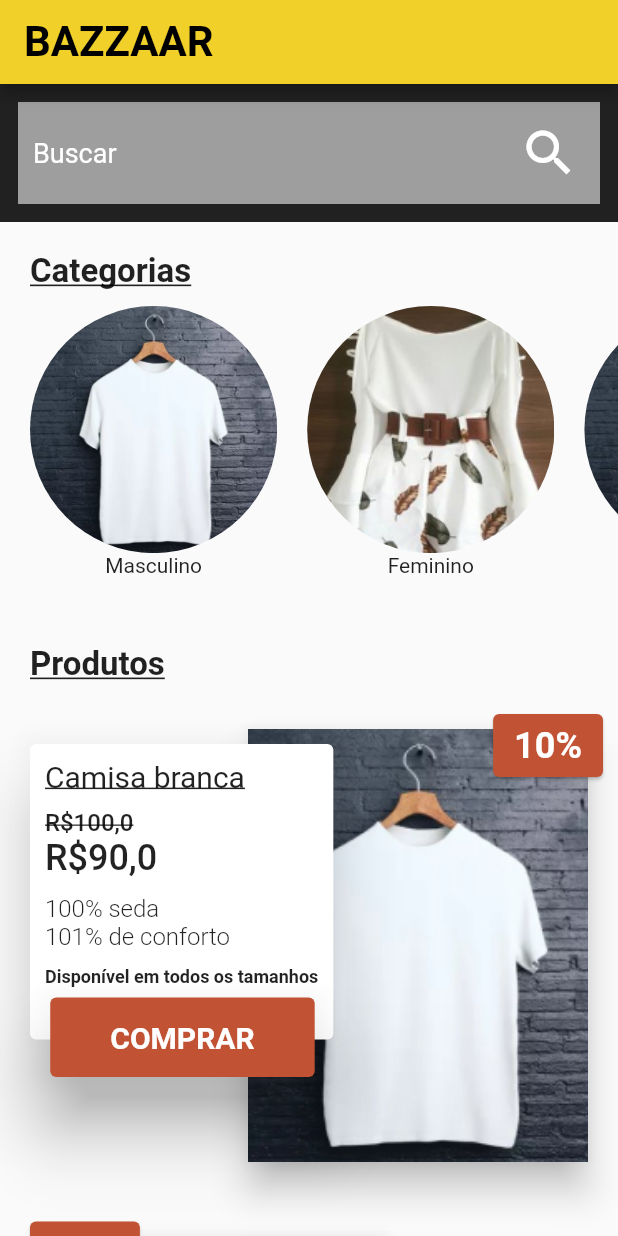
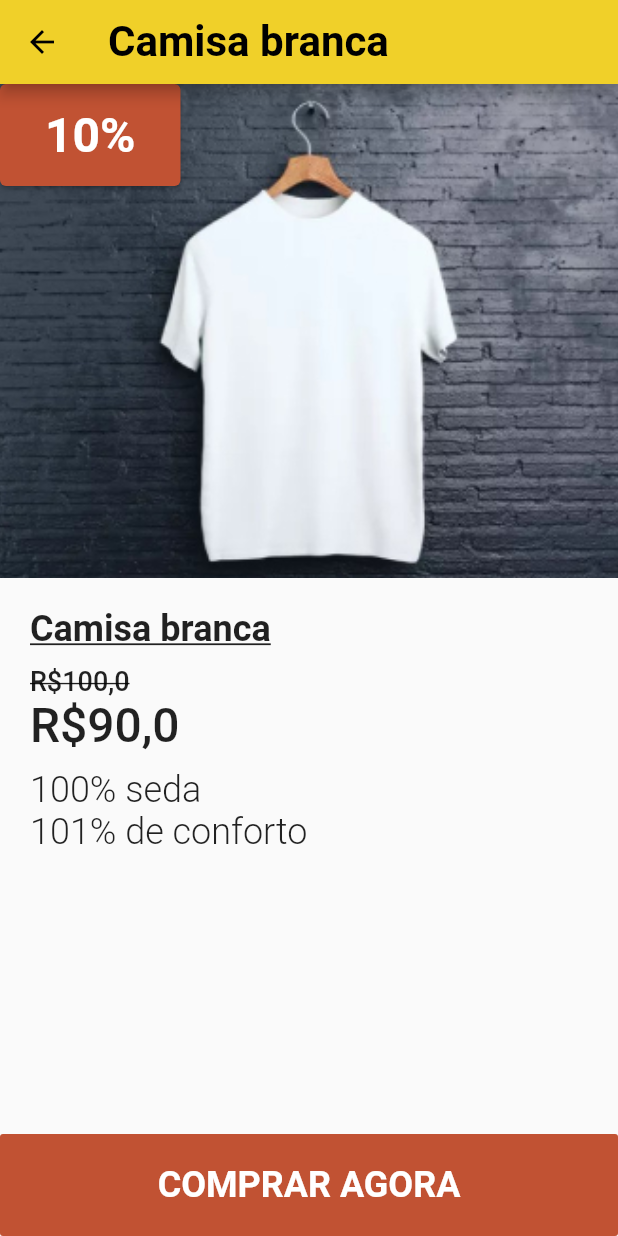
Before and after one commit to Luisz576/LojaVirtualBAZZAAR_flutter, a Flutter app: the screen it shows after launch, after a tap on "COMPRAR", on a phone screen of 412 x 824 dp. Run offline on Flutter 3.47's test engine with Material 2 defaults, Android fonts, the phone set to English and light mode, and no system bars.

Commit message:
Finalização HomeScreen/CartoesScreen/ProdutoScreen
# Finalização da HomeScreen
# Finalização do CartoesScreen
# Finalização do ProdutoScreen
# Implementação de animações

```diff
--- a/Bazzaar/lib/main.dart
+++ b/Bazzaar/lib/main.dart
@@ -1,3 +1,5 @@
+import 'package:Bazzaar/screens/cartoes/cartoes_screen.dart';
+import 'package:Bazzaar/screens/sobre/sobre_screen.dart';
 import 'package:flutter/material.dart';
 import 'package:Bazzaar/screens/home/home_screen.dart';
 
@@ -5,13 +7,70 @@ void main(){
   runApp(MyApp());
 }
 
-class MyApp extends StatelessWidget {
+class MyApp extends StatefulWidget {
+  @override
+  _MyAppState createState() => _MyAppState();
+}
+
+class _MyAppState extends State<MyApp> {
+
+  final List<Widget> _screens = [
+    HomeScreen(),
+    SobreScreen(),
+    CartoesScreen()
+  ];
+
+  int _index = 0;
+
+  void onTabTapped(int index) {
+    setState(() {
+      _index = index;
+    });
+  }
+
+  Widget _bottomNavigatorBar(){
+    return BottomNavigationBar(
+      currentIndex: _index,
+      backgroundColor: Color.fromRGBO(240, 208, 41, 1.0),
+      onTap: onTabTapped,
+      unselectedFontSize: 0,
+      selectedFontSize: 0,
+      items: [
+        BottomNavigationBarItem(
+          icon: Icon(Icons.home, color: _index == 0 ? Colors.black : Colors.black54, size: 35,),
+          label: "",
+        ),
+        BottomNavigationBarItem(
+          icon: Icon(Icons.store, color: _index == 1 ? Colors.black : Colors.black54, size: 35,),
+          label: ""
+        ),
+        BottomNavigationBarItem(
+          icon: Icon(Icons.credit_card, color: _index == 2 ? Colors.black : Colors.black54, size: 35,),
+          label: ""
+        ),
+      ],
+    );
+  }
+
   @override
   Widget build(BuildContext context) {
     return MaterialApp(
       title: "BAZZAAR",
       debugShowCheckedModeBanner: false,
-      home: HomeScreen(),
+      home: Scaffold(
+        appBar: AppBar(
+          title: Text("BAZZAAR",
+            style: TextStyle(
+              color: Colors.black,
+              fontWeight: FontWeight.w700,
+              fontSize: 28,
+            ),
+          ),
+          backgroundColor: Color.fromRGBO(240, 208, 41, 1.0),
+        ),
+        bottomNavigationBar: _bottomNavigatorBar(),
+        body: _screens[_index],
+      ),
     );
   }
 }
--- a/Bazzaar/lib/screens/busca/busca_screen.dart
+++ b/Bazzaar/lib/screens/busca/busca_screen.dart
@@ -1,4 +1,3 @@
-import 'package:Bazzaar/models/category.dart';
 import 'package:Bazzaar/models/produto.dart';
 import 'package:Bazzaar/services/database.dart';
 import 'package:Bazzaar/utils/animationBuilderProdutos.dart';
--- /dev/null
+++ b/Bazzaar/lib/screens/cartoes/cartoes_screen.dart
@@ -0,0 +1,27 @@
+import 'package:flutter/material.dart';
+
+class CartoesScreen extends StatelessWidget {
+  @override
+  Widget build(BuildContext context) {
+    final Size screenSize = MediaQuery.of(context).size;
+    return Column(
+      crossAxisAlignment: CrossAxisAlignment.start,
+      children: [
+        Image.asset("images/cartoes.png",
+          fit: BoxFit.fitWidth,
+          width: screenSize.width,
+          height: screenSize.height * 0.3,
+        ),
+        Padding(
+          padding: EdgeInsets.only(left: 20),
+          child: Text("*Aceitamos os mais diversos tipos de cartões",
+            style: TextStyle(
+              fontSize: 12,
+              fontWeight: FontWeight.bold,
+            ),
+          ),
+        ),
+      ],
+    );
+  }
+}
--- a/Bazzaar/lib/screens/home/home_screen.dart
+++ b/Bazzaar/lib/screens/home/home_screen.dart
@@ -31,26 +31,12 @@ class _HomeScreenState extends State<HomeScreen>
 
   @override
   Widget build(BuildContext context) {
-    return Scaffold(
-      appBar: AppBar(
-        title: Text("BAZZAAR",
-          style: TextStyle(
-            color: Colors.black,
-            fontWeight: FontWeight.w700,
-            fontSize: 28,
-          ),
-        ),
-        backgroundColor: Color.fromRGBO(240, 208, 41, 1.0),
-      ),
-      body: Container(
-        child: ListView(
-          children: [
-            SearchCamp(),
-            CategoryView(_animationController),
-            ProductsView(),
-          ],
-        ),
-      ),
+    return ListView(
+      children: [
+        SearchCamp(),
+        CategoryView(_animationController),
+        ProductsView(),
+      ],
     );
   }
 
--- a/Bazzaar/lib/screens/home/widgets/button_comprar.dart
+++ b/Bazzaar/lib/screens/home/widgets/button_comprar.dart
@@ -1,13 +1,20 @@
+import 'package:Bazzaar/models/produto.dart';
+import 'package:Bazzaar/screens/produto/produto_screen.dart';
 import 'package:flutter/material.dart';
 
 class ButtonComprar extends StatelessWidget{
+
+  final Produto produto;
+
+  ButtonComprar({@required this.produto});
 
   @override
   Widget build(BuildContext context) {
     return FlatButton(
       onPressed: (){
-        //TODO: OPEN PAGE
-        print("Comprar");
+        Navigator.push(context, MaterialPageRoute(
+          builder: (context) => ProdutoScreen(produto: produto),
+        ));
       },
       padding: EdgeInsets.zero,
       child: Card(
--- a/Bazzaar/lib/screens/home/widgets/produto_item.dart
+++ b/Bazzaar/lib/screens/home/widgets/produto_item.dart
@@ -30,6 +30,8 @@ class ProdutoItem extends StatelessWidget {
         children: [
           Align(
             alignment: isRight ? Alignment.topRight : Alignment.topLeft,
+            child: Hero(
+              tag: "produto_item_id_${produto.id}",
               child: Card(
                 elevation: 10,
                 margin: isRight ? EdgeInsets.only(right: 20, top: 10) : EdgeInsets.only(left: 10, top: 10),
@@ -40,6 +42,7 @@ class ProdutoItem extends StatelessWidget {
                 ),
               ),
             ),
+          ),
           produto.off > 0 ?
           Align(
             alignment: isRight ? Alignment.topRight : Alignment.topLeft,
@@ -47,11 +50,11 @@ class ProdutoItem extends StatelessWidget {
               color: Color.fromRGBO(193, 82, 51, 1.0),
               margin: isRight ? EdgeInsets.only(right: 10) : EdgeInsets.zero,
               child: Padding(
-                padding: EdgeInsets.symmetric(horizontal: 14 * animationOpen.value, vertical: 7 * animationOpen.value),
+                padding: EdgeInsets.symmetric(horizontal: 14 * (animationOpen.value > 0.0 ? animationOpen.value : 0.0), vertical: 7 * (animationOpen.value > 0 ? animationOpen.value : 0.0)),
                 child: Text(produto.off.toString() + "%",
                   style: TextStyle(
                     color: Colors.white,
-                    fontSize: 24 * animationOpen.value,
+                    fontSize: animationOpen.value > 0 ? 24 * animationOpen.value : 0.0,
                     fontWeight: FontWeight.bold
                   ),
                 ),
@@ -88,7 +91,7 @@ class ProdutoItem extends StatelessWidget {
                             decoration: TextDecoration.lineThrough,
                           ),
                         )
-                      : Container(),
+                        : SizedBox(),
                         Text("R\$" + produto.getNewPrice().toString().replaceAll('.', ","),
                           style: TextStyle(
                             fontSize: 24,
@@ -119,7 +122,9 @@ class ProdutoItem extends StatelessWidget {
               ),
               Padding(
                 padding: isRight ? EdgeInsets.only(left: 13.5 + (marginLeftOrRightCard * (1 - animationOpen.value))) : EdgeInsets.only(right: 8.5),
-                child: ButtonComprar(),
+                child: ButtonComprar(
+                  produto: produto,
+                ),
               )
             ],
           ),
--- /dev/null
+++ b/Bazzaar/lib/screens/produto/produto_screen.dart
@@ -0,0 +1,186 @@
+import 'package:Bazzaar/models/produto.dart';
+import 'package:flutter/material.dart';
+
+class ProdutoScreen extends StatefulWidget {
+
+  final Produto produto;
+
+  ProdutoScreen({@required this.produto});
+
+  @override
+  _ProdutoScreenState createState() => _ProdutoScreenState(produto);
+}
+
+class _ProdutoScreenState extends State<ProdutoScreen>
+    with SingleTickerProviderStateMixin{
+
+  final Produto produto;
+  AnimationController _controller;
+  Animation<double> animationOpen;
+
+  _ProdutoScreenState(this.produto);
+
+  @override
+  void initState() {
+    super.initState();
+    _controller = AnimationController(
+      vsync: this,
+      duration: Duration(seconds: 1),
+    );
+    animationOpen = CurvedAnimation(parent: _controller, curve: Interval(0.1, 1.0, curve: Curves.elasticInOut));
+    _controller.forward();
+  }
+
+  @override
+  void dispose() {
+    _controller.dispose();
+    super.dispose();
+  }
+
+  Widget _bodyRender(BuildContext context){
+
+    final Size screenSize = MediaQuery.of(context).size;
+
+    return Stack(
+      alignment: Alignment.bottomCenter,
+      children: [
+        ListView(
+          padding: EdgeInsets.zero,
+          children: [
+            Stack(
+              children: [
+                Hero(
+                  tag: "produto_item_id_${produto.id}",
+                  child: Image.asset(produto.imageSource,
+                    fit: BoxFit.cover,
+                    width: screenSize.width,
+                    height: screenSize.height * 0.4,
+                  ),
+                ),
+                produto.off > 0 ? AnimatedBuilder(
+                  animation: animationOpen,
+                  builder: (context, child) {
+                    return Align(
+                      alignment: Alignment.topLeft,
+                      child: Card(
+                        color: Color.fromRGBO(193, 82, 51, 1.0),
+                        margin: EdgeInsets.zero,
+                        child: Padding(
+                          padding: EdgeInsets.symmetric(horizontal: 30 * (animationOpen.value > 0 ? animationOpen.value : 0.0), vertical: 15 * (animationOpen.value > 0 ? animationOpen.value : 0.0)),
+                          child: Text(produto.off.toString() + "%",
+                            style: TextStyle(
+                              color: Colors.white,
+                              fontSize: animationOpen.value > 0 ? 32 * animationOpen.value : 0.0,
+                              fontWeight: FontWeight.bold
+                            ),
+                          ),
+                        ),
+                      ),
+                    );
+                  },
+                ) : Container(),
+              ],
+            ),
+            Padding(
+              padding: EdgeInsets.all(20),
+              child: Column(
+                crossAxisAlignment: CrossAxisAlignment.start,
+                children: [
+                  Text(produto.nome,
+                    style: TextStyle(
+                      fontSize: 24,
+                      decoration: TextDecoration.underline,
+                      fontWeight: FontWeight.w600
+                    ),
+                  ),
+                  SizedBox(height: 10,),
+                  produto.off > 0 ?
+                  Text("R\$" + produto.price.toString().replaceAll('.', ","),
+                    style: TextStyle(
+                      fontSize: 18,
+                      fontWeight: FontWeight.w500,
+                      decoration: TextDecoration.lineThrough,
+                    ),
+                  )
+                  : SizedBox(),
+                  Text("R\$" + produto.getNewPrice().toString().replaceAll('.', ","),
+                    style: TextStyle(
+                      fontSize: 32,
+                      fontWeight: FontWeight.w500,
+                    ),
+                  ),
+                  SizedBox(height: 10,),
+                  Text(produto.descricao,
+                    style: TextStyle(
+                      fontSize: 24,
+                      fontWeight: FontWeight.w300,
+                    ),
+                  ),
+                ],
+              ),
+            ),
+            SizedBox(height: 80,),
+          ],
+        ),
+        _buildButtonComprarAgora(context, screenSize.width)
+      ],
+    );
+  }
+
+  Widget _buildButtonComprarAgora(BuildContext context, double width){
+    return FlatButton(
+      minWidth: width,
+      padding: EdgeInsets.zero,
+      color: Color.fromRGBO(193, 82, 51, 1.0),
+      onPressed: (){
+        showDialog(
+          context: context,
+          builder: (BuildContext context) {
+            return AlertDialog(
+              title: const Text('Nenhum sistema de banco implementado!'),
+              actions: <Widget>[
+                TextButton(
+                  onPressed: () {
+                    Navigator.pop(context);
+                  },
+                  child: const Text('OK'),
+                ),
+              ],
+            );
+          }
+        );
+      },
+      child: AnimatedBuilder(
+        animation: animationOpen,
+        builder: (context, child) => Padding(
+          padding: EdgeInsets.symmetric(vertical: 20 * (animationOpen.value > 0 ? animationOpen.value : 0.0)),
+          child: Text("COMPRAR AGORA",
+            style: TextStyle(
+              color: Colors.white,
+              fontSize: 24 * (animationOpen.value > 0 ? animationOpen.value : 0.0),
+              fontWeight: FontWeight.bold,
+            ),
+          ),
+        ),
+      ),
+    );
+  }
+
+  @override
+  Widget build(BuildContext context) {
+    return Scaffold(
+      appBar: AppBar(
+        title: Text(produto.nome,
+          style: TextStyle(
+            color: Colors.black,
+            fontWeight: FontWeight.w700,
+            fontSize: 28,
+          ),
+        ),
+        iconTheme: IconThemeData(color: Colors.black),
+        backgroundColor: Color.fromRGBO(240, 208, 41, 1.0),
+      ),
+      body: _bodyRender(context),
+    );
+  }
+}
--- /dev/null
+++ b/Bazzaar/lib/screens/sobre/sobre_screen.dart
@@ -0,0 +1,8 @@
+import 'package:flutter/material.dart';
+
+class SobreScreen extends StatelessWidget {
+  @override
+  Widget build(BuildContext context) {
+    return Text("Sobre a loja...");
+  }
+}
--- a/Bazzaar/lib/services/database.dart
+++ b/Bazzaar/lib/services/database.dart
@@ -19,7 +19,7 @@ class Database{
       "categoria": "juv",
       "obs": "Disponível em todos os tamanhos",
       "off": 0,
-      "id": 1,
+      "id": 2,
       "price": 120.0,
       "image_source": "images/roupa-branca.jpg"
     }),
@@ -29,7 +29,7 @@ class Database{
       "categoria": "fem",
       "obs": "Disponível em todos os tamanhos",
       "off": 15,
-      "id": 1,
+      "id": 3,
       "price": 200.0,
       "image_source": "images/roupa-branca-fem.jpg"
     }),
@@ -39,7 +39,7 @@ class Database{
       "categoria": "fem",
       "obs": "Disponível em todos os tamanhos",
       "off": 30,
-      "id": 1,
+      "id": 4,
       "price": 350.0,
       "image_source": "images/roupa-branca-fem.jpg"
     }),
@@ -49,9 +49,19 @@ class Database{
       "categoria": "fem",
       "obs": "Disponível em todos os tamanhos",
       "off": 20,
-      "id": 1,
+      "id": 5,
       "price": 140.0,
       "image_source": "images/roupa-branca-fem.jpg"
+    }),
+    Produto.fromMap({
+      "nome": "Camisa branca 6",
+      "descricao": "100% seda\n101% de conforto",
+      "categoria": "masc",
+      "obs": "Disponível em todos os tamanhos",
+      "off": 0,
+      "id": 6,
+      "price": 100.0,
+      "image_source": "images/roupa-branca.jpg"
     })
   ];
 
--- a/Bazzaar/lib/utils/animationBuilderProdutos.dart
+++ b/Bazzaar/lib/utils/animationBuilderProdutos.dart
@@ -13,7 +13,7 @@ Widget animationBuilderProdutos(BuildContext context, List<Produto> data, Animat
         return ProdutoItem(
           produto: produto,
           controller: animationController.view,
-          isRight: !(counter % 2 == 0),
+          isRight: (counter % 2 == 0),
           imageHeight: screenSize.height * 0.35,
           imageWidth: screenSize.width * 0.55,
           marginLeftOrRightCard: screenSize.width * 0.35,
```
Also changed, not shown: Bazzaar/lib/screens/home/widgets/stagger_animation.dart (deleted). Lines whose indentation alone changed are shown as unchanged.
